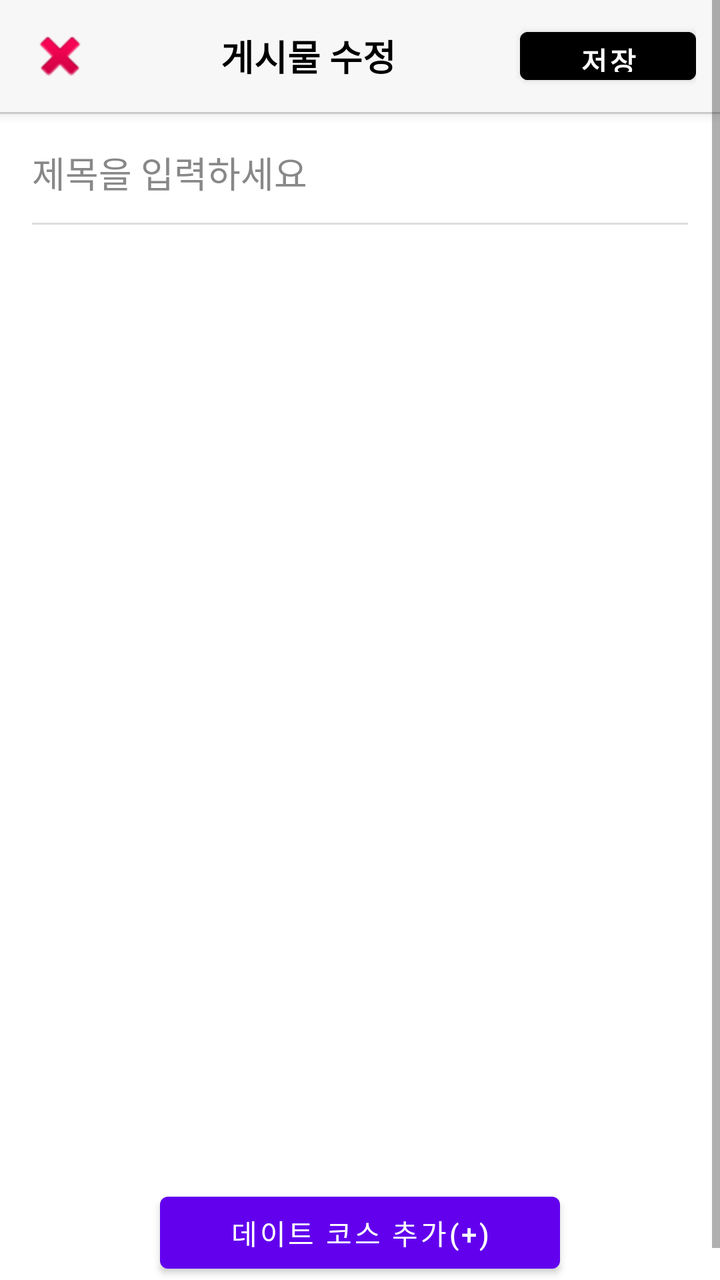
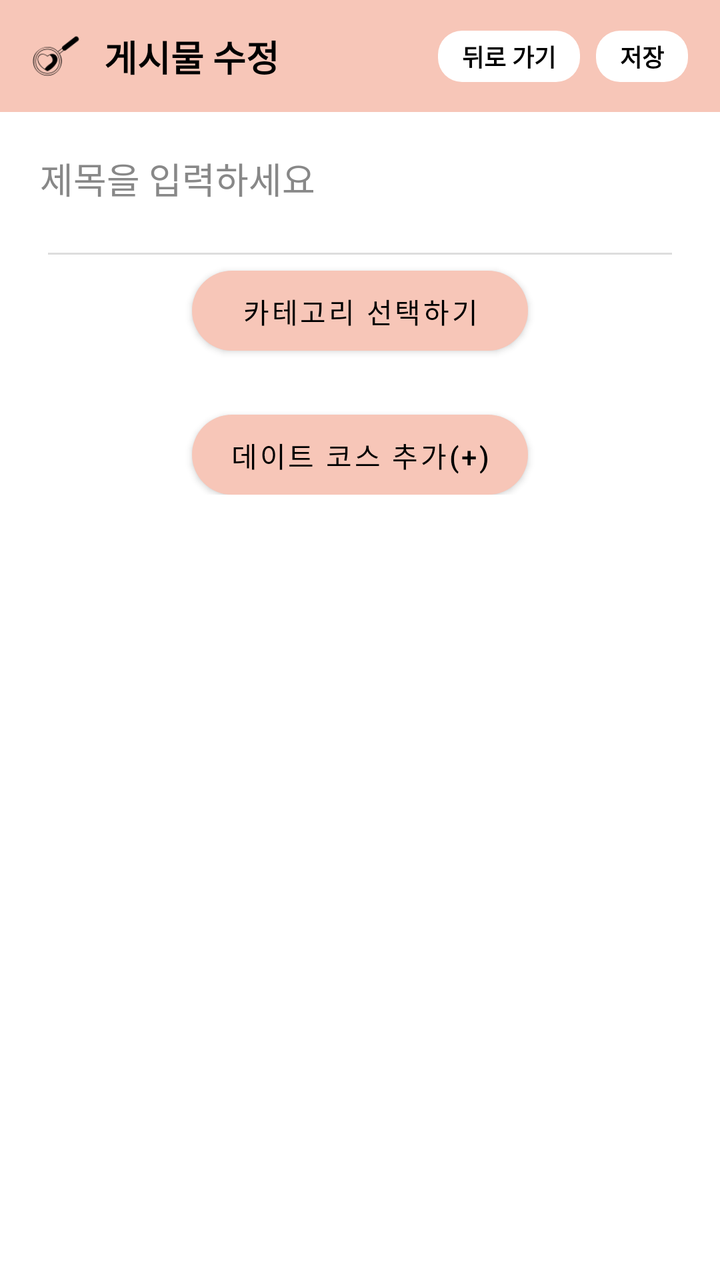

An Android layout rendered at two revisions. The XML below is the earlier revision; the diff shows what the commit changed to produce the second picture.
<!-- AndroidManifest.xml: application theme Theme.DateCourseRecommendApplication -->
<!-- res/layout/activity_edit_post.xml -->
<?xml version="1.0" encoding="utf-8"?>
<ScrollView xmlns:android="http://schemas.android.com/apk/res/android"
    android:layout_width="match_parent"
    android:layout_height="match_parent"
    android:background="#FFFFFF"
    android:fillViewport="true">

    <LinearLayout
        android:layout_width="match_parent"
        android:layout_height="wrap_content"
        android:orientation="vertical">

        
        <LinearLayout
            android:id="@+id/headerLayout"
            android:layout_width="match_parent"
            android:layout_height="56dp"
            android:orientation="horizontal"
            android:gravity="center_vertical"
            android:paddingHorizontal="12dp"
            android:background="#F7F7F7"
            android:elevation="4dp">

            <ImageButton
                android:id="@+id/btnBack"
                android:layout_width="36dp"
                android:layout_height="36dp"
                android:background="?attr/selectableItemBackgroundBorderless"
                android:src="@android:drawable/ic_delete"
                android:contentDescription="뒤로가기" />

            <TextView
                android:layout_width="0dp"
                android:layout_height="wrap_content"
                android:layout_weight="1"
                android:text="게시물 수정"
                android:textSize="18sp"
                android:textStyle="bold"
                android:gravity="center"
                android:textColor="#000000"/>

            <Button
                android:id="@+id/btnSave"
                android:layout_width="wrap_content"
                android:layout_height="36dp"
                android:text="저장"
                android:textStyle="bold"
                android:textColor="#FFFFFF"
                android:backgroundTint="#000000"/>
        </LinearLayout>

        
        <View
            android:layout_width="match_parent"
            android:layout_height="1dp"
            android:background="#DDDDDD"/>

        
        <LinearLayout
            android:layout_width="match_parent"
            android:layout_height="wrap_content"
            android:orientation="vertical"
            android:padding="16dp">

            
            <EditText
                android:id="@+id/editTitle"
                android:layout_width="match_parent"
                android:layout_height="wrap_content"
                android:hint="제목을 입력하세요"
                android:textSize="18sp"
                android:textColor="#000000"
                android:textColorHint="#888888"
                android:background="@android:color/transparent"
                android:paddingBottom="12dp"/>

            
            <View
                android:layout_width="match_parent"
                android:layout_height="1dp"
                android:background="#DDDDDD"/>

            <androidx.recyclerview.widget.RecyclerView
                android:id="@+id/rvContents"
                android:layout_width="match_parent"
                android:layout_height="480dp"
                />

            <Button
                android:id="@+id/btnAddCourse"
                android:layout_width="match_parent"
                android:layout_height="wrap_content"
                android:layout_marginStart="64dp"
                android:layout_marginEnd="64dp"
                android:text="데이트 코스 추가(+)" />

        </LinearLayout>
    </LinearLayout>
</ScrollView>
<!-- resources referenced by this layout -->
<resources>
  <style name="Theme.DateCourseRecommendApplication" parent="Theme.MaterialComponents.DayNight.NoActionBar">
      
  
      
      <item name="colorPrimary">@color/purple_500</item>
      <item name="colorPrimaryVariant">@color/purple_700</item>
      <item name="colorOnPrimary">@color/white</item>
      
      <item name="colorSecondary">@color/teal_200</item>
      <item name="colorSecondaryVariant">@color/teal_700</item>
      <item name="colorOnSecondary">@color/black</item>
      
      <item name="android:statusBarColor">?attr/colorPrimaryVariant</item>
      
  </style>
  <color name="purple_500">#FF6200EE</color>
  <color name="purple_700">#FF3700B3</color>
  <color name="white">#FFFFFFFF</color>
  <color name="teal_200">#FF03DAC5</color>
  <color name="teal_700">#FF018786</color>
  <color name="black">#FF000000</color>
</resources>

<!-- the commit's change to res/layout/activity_edit_post.xml (unified diff, before → after) -->
@@ -1,99 +1,169 @@
 <?xml version="1.0" encoding="utf-8"?>
-<ScrollView xmlns:android="http://schemas.android.com/apk/res/android"
+<androidx.coordinatorlayout.widget.CoordinatorLayout
+    xmlns:android="http://schemas.android.com/apk/res/android"
+    xmlns:app="http://schemas.android.com/apk/res-auto"
     android:layout_width="match_parent"
     android:layout_height="match_parent"
-    android:background="#FFFFFF"
-    android:fillViewport="true">
+    android:background="#FFFFFF">
 
-    <LinearLayout
+    <com.google.android.material.appbar.AppBarLayout
+        android:id="@+id/appBarLayout"
         android:layout_width="match_parent"
         android:layout_height="wrap_content"
-        android:orientation="vertical">
+        android:background="@color/top_bar_bg"
+        app:elevation="0dp">
 
-        
-        <LinearLayout
-            android:id="@+id/headerLayout"
+        <androidx.appcompat.widget.Toolbar
+            android:id="@+id/toolbar"
             android:layout_width="match_parent"
-            android:layout_height="56dp"
-            android:orientation="horizontal"
-            android:gravity="center_vertical"
-            android:paddingHorizontal="12dp"
-            android:background="#F7F7F7"
-            android:elevation="4dp">
+            android:layout_height="?attr/actionBarSize"
+            app:contentInsetStart="0dp"
+            app:contentInsetEnd="0dp"
+            app:layout_scrollFlags="scroll|enterAlways">
 
-            <ImageButton
-                android:id="@+id/btnBack"
-                android:layout_width="36dp"
-                android:layout_height="36dp"
-                android:background="?attr/selectableItemBackgroundBorderless"
-                android:src="@android:drawable/ic_delete"
-                android:contentDescription="뒤로가기" />
+            <androidx.constraintlayout.widget.ConstraintLayout
+                android:layout_width="match_parent"
+                android:layout_height="match_parent"
+                android:paddingHorizontal="16dp">
 
-            <TextView
-                android:layout_width="0dp"
-                android:layout_height="wrap_content"
-                android:layout_weight="1"
-                android:text="게시물 수정"
-                android:textSize="18sp"
-                android:textStyle="bold"
-                android:gravity="center"
-                android:textColor="#000000"/>
+                <ImageView
+                    android:id="@+id/iv_back"
+                    android:layout_width="24dp"
+                    android:layout_height="24dp"
+                    android:src="@drawable/app_icon_64px"
+                    app:layout_constraintStart_toStartOf="parent"
+                    app:layout_constraintTop_toTopOf="parent"
+                    app:layout_constraintBottom_toBottomOf="parent" />
+                <TextView
+                    android:id="@+id/tv_title"
+                    android:layout_width="0dp"
+                    android:layout_height="wrap_content"
+                    android:text="게시물 수정"
+                    android:textColor="@color/black"
+                    android:textSize="18sp"
+                    android:textStyle="bold"
+                    android:layout_marginStart="12dp"
+                    app:layout_constraintStart_toEndOf="@id/iv_back"
+                    app:layout_constraintEnd_toStartOf="@id/layout_buttons"
+                    app:layout_constraintTop_toTopOf="parent"
+                    app:layout_constraintBottom_toBottomOf="parent" />
 
-            <Button
-                android:id="@+id/btnSave"
-                android:layout_width="wrap_content"
-                android:layout_height="36dp"
-                android:text="저장"
-                android:textStyle="bold"
-                android:textColor="#FFFFFF"
-                android:backgroundTint="#000000"/>
-        </LinearLayout>
+                <LinearLayout
+                    android:id="@+id/layout_buttons"
+                    android:layout_width="wrap_content"
+                    android:layout_height="wrap_content"
+                    android:orientation="horizontal"
+                    app:layout_constraintEnd_toEndOf="parent"
+                    app:layout_constraintTop_toTopOf="parent"
+                    app:layout_constraintBottom_toBottomOf="parent">
 
-        
-        <View
-            android:layout_width="match_parent"
-            android:layout_height="1dp"
-            android:background="#DDDDDD"/>
+                    <TextView
+                        android:id="@+id/btn_delete"
+                        android:paddingHorizontal="12dp"
+                        android:paddingVertical="4dp"
+                        style="@style/TopBarButtonStyle"
+                        android:clickable="true"
+                        android:text="뒤로 가기" />
 
-        
+                    <TextView
+                        android:id="@+id/btn_save"
+                        style="@style/TopBarButtonStyle"
+                        android:paddingHorizontal="12dp"
+                        android:paddingVertical="4dp"
+                        android:layout_marginStart="8dp"
+                        android:clickable="true"
+                        android:text="저장" />
+
+                </LinearLayout>
+
+            </androidx.constraintlayout.widget.ConstraintLayout>
+
+        </androidx.appcompat.widget.Toolbar>
+
+    </com.google.android.material.appbar.AppBarLayout>
+
+    
+    <androidx.core.widget.NestedScrollView
+        android:layout_width="match_parent"
+        android:layout_height="match_parent"
+        android:fillViewport="true"
+        app:layout_behavior="@string/appbar_scrolling_view_behavior">
+
         <LinearLayout
             android:layout_width="match_parent"
             android:layout_height="wrap_content"
-            android:orientation="vertical"
-            android:padding="16dp">
+            android:orientation="vertical">
 
             
-            <EditText
-                android:id="@+id/editTitle"
+            <LinearLayout
                 android:layout_width="match_parent"
                 android:layout_height="wrap_content"
-                android:hint="제목을 입력하세요"
-                android:textSize="18sp"
-                android:textColor="#000000"
-                android:textColorHint="#888888"
-                android:background="@android:color/transparent"
-                android:paddingBottom="12dp"/>
+                android:orientation="vertical"
+                android:padding="16dp">
 
-            
-            <View
-                android:layout_width="match_parent"
-                android:layout_height="1dp"
-                android:background="#DDDDDD"/>
+                
+                <EditText
+                    android:id="@+id/editTitle"
+                    android:layout_width="match_parent"
+                    android:layout_height="wrap_content"
+                    android:hint="제목을 입력하세요"
+                    android:textSize="18sp"
+                    android:layout_margin="4dp"
+                    android:textColor="#000000"
+                    android:textColorHint="#888888"
+                    android:background="@android:color/transparent"
+                    android:paddingBottom="12dp"/>
 
-            <androidx.recyclerview.widget.RecyclerView
-                android:id="@+id/rvContents"
-                android:layout_width="match_parent"
-                android:layout_height="480dp"
-                />
+                
+                <View
+                    android:layout_width="match_parent"
+                    android:layout_height="1dp"
+                    android:layout_margin="8dp"
+                    android:background="#DDDDDD"/>
 
-            <Button
-                android:id="@+id/btnAddCourse"
-                android:layout_width="match_parent"
-                android:layout_height="wrap_content"
-                android:layout_marginStart="64dp"
-                android:layout_marginEnd="64dp"
-                android:text="데이트 코스 추가(+)" />
+                <Button
+                    android:id="@+id/btnSelectInterests"
+                    android:layout_width="match_parent"
+                    android:layout_height="40dp"
+                    app:backgroundTint="@null"
+                    android:background="@drawable/bg_login_button"
+                    android:layout_marginStart="80dp"
+                    android:layout_marginEnd="80dp"
+                    android:text="카테고리 선택하기"
+                    android:textColor="@color/black"/>
 
+                
+                <com.google.android.material.chip.ChipGroup
+                    android:id="@+id/chipGroupInterests"
+                    android:layout_width="match_parent"
+                    android:layout_height="wrap_content"
+                    android:layout_marginTop="8dp"
+                    android:layout_marginBottom="8dp"
+                    app:singleLine="false"
+                    app:singleSelection="false"
+                    app:chipSpacing="8dp" />
+
+                <androidx.recyclerview.widget.RecyclerView
+                    android:id="@+id/rvContents"
+                    android:layout_width="match_parent"
+                    android:layout_height="wrap_content"
+                    android:layout_margin="4dp"/>
+
+                <Button
+                    android:id="@+id/btnAddCourse"
+                    android:layout_width="match_parent"
+                    android:layout_height="40dp"
+                    app:backgroundTint="@null"
+                    android:background="@drawable/bg_login_button"
+                    android:layout_marginStart="80dp"
+                    android:layout_marginEnd="80dp"
+                    android:layout_marginTop="8dp"
+                    android:text="데이트 코스 추가(+)"
+                    android:textColor="@color/black"/>
+
+            </LinearLayout>
         </LinearLayout>
-    </LinearLayout>
-</ScrollView>
+
+    </androidx.core.widget.NestedScrollView>
+
+</androidx.coordinatorlayout.widget.CoordinatorLayout>
<!-- resource entries referenced after the edit -->
@@ -1,25 +1,63 @@
 <!-- resources referenced by this layout -->
 <resources>
-  <style name="Theme.DateCourseRecommendApplication" parent="Theme.MaterialComponents.DayNight.NoActionBar">
-      
+  <style name="Theme.DateCourseRecommendApplication" parent="Theme.MaterialComponents.Light.NoActionBar">
   
-      
-      <item name="colorPrimary">@color/purple_500</item>
-      <item name="colorPrimaryVariant">@color/purple_700</item>
-      <item name="colorOnPrimary">@color/white</item>
-      
-      <item name="colorSecondary">@color/teal_200</item>
-      <item name="colorSecondaryVariant">@color/teal_700</item>
-      <item name="colorOnSecondary">@color/black</item>
-      
-      <item name="android:statusBarColor">?attr/colorPrimaryVariant</item>
-      
-  </style>
+          <item name="colorPrimary">@color/purple_500</item>
+          <item name="colorPrimaryVariant">@color/purple_700</item>
+          <item name="colorOnPrimary">@color/white</item>
+  
+          <item name="colorSecondary">@color/teal_200</item>
+          <item name="colorSecondaryVariant">@color/teal_700</item>
+          <item name="colorOnSecondary">@color/black</item>
+  
+          <item name="android:statusBarColor">@color/top_bar_bg</item>
+          <item name="android:windowLightStatusBar">true</item>
+  
+      </style>
+  <!-- drawable bg_rounded_white_button (drawable) -->
+  <?xml version="1.0" encoding="utf-8"?>
+  <ripple xmlns:android="http://schemas.android.com/apk/res/android"
+      android:color="#D3D3D3">
+      <item>
+          <shape
+              android:shape="rectangle">
+              <solid android:color="@color/white"/>
+              <corners android:radius="12dp"/> </shape>
+      </item>
+  
+  </ripple>
   <color name="purple_500">#FF6200EE</color>
   <color name="purple_700">#FF3700B3</color>
   <color name="white">#FFFFFFFF</color>
   <color name="teal_200">#FF03DAC5</color>
   <color name="teal_700">#FF018786</color>
   <color name="black">#FF000000</color>
+  <color name="top_bar_bg">#F7C6B8</color>
+  <!-- drawable app_icon_64px: png bitmap (drawable, 1844 bytes) -->
+  <!-- drawable bg_login_button (drawable) -->
+  <?xml version="1.0" encoding="utf-8"?>
+  <ripple xmlns:android="http://schemas.android.com/apk/res/android"
+      xmlns:app="http://schemas.android.com/apk/res-auto"
+      android:color="#B89489">
+  
+      <item>
+          <shape>
+              <corners android:radius="24dp"/>
+              <solid android:color="#F7C6B8"/>
+          </shape>
+      </item>
+  
+  </ripple>
+  <style name="TopBarButtonStyle">
+          <item name="android:layout_width">wrap_content</item>
+          <item name="android:layout_height">wrap_content</item>
+          <item name="android:background">@drawable/bg_rounded_white_button</item>
+          <item name="android:textColor">@color/black</item>
+          <item name="android:textSize">12sp</item>
+          <item name="android:textStyle">bold</item>
+          <item name="android:gravity">center</item>
+          <item name="android:clickable">true</item>
+          <item name="android:focusable">true</item>
+      </style>
 </resources>
 
